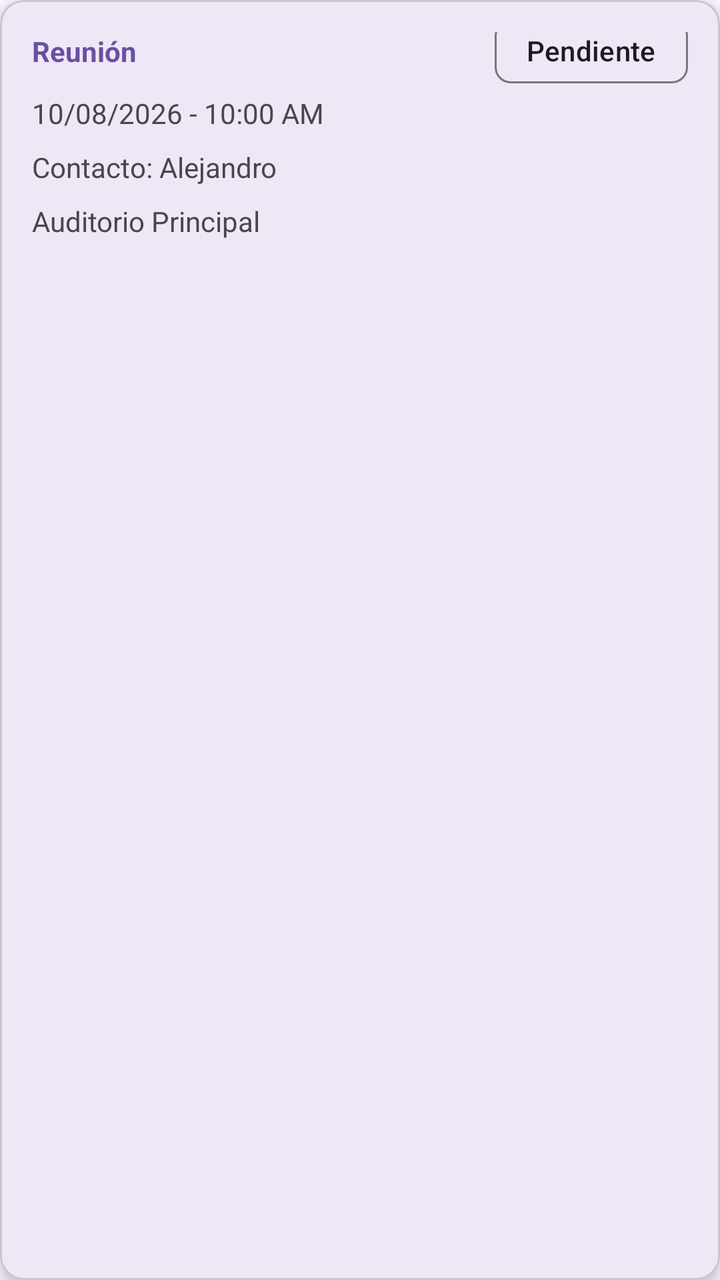
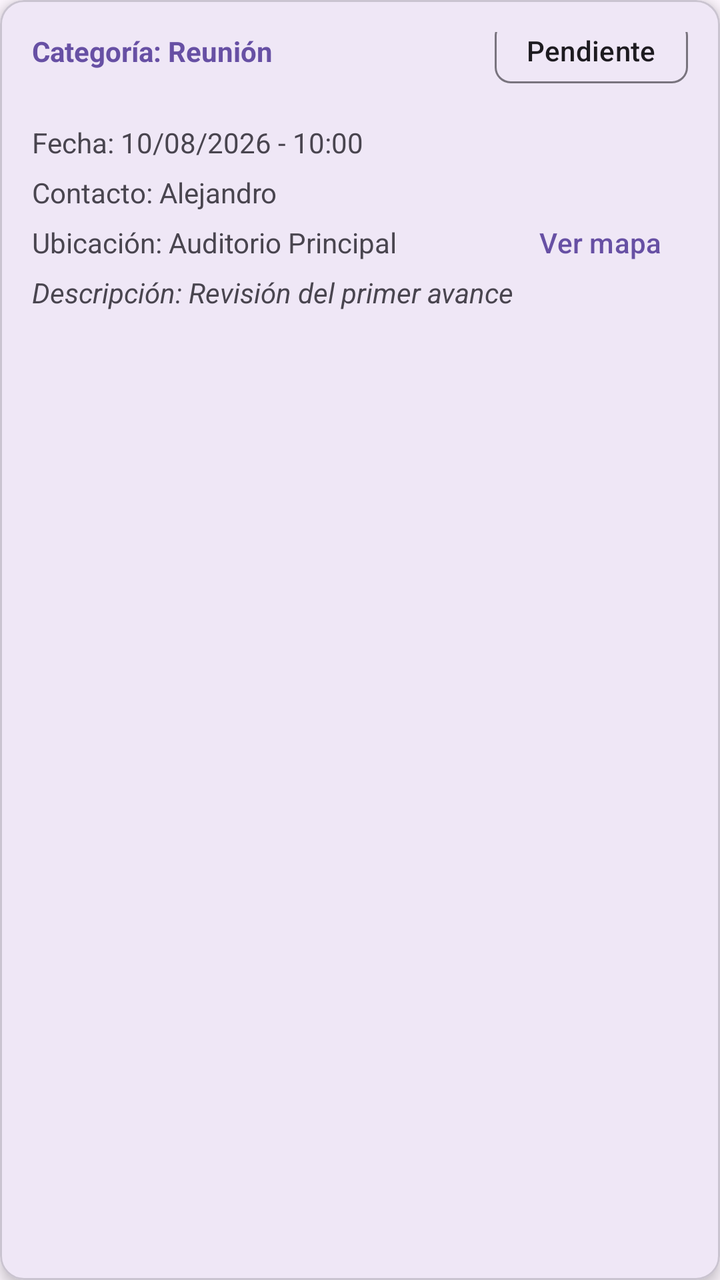

Two renders of the same Android screen: before a commit and after it. Below are the layout's source before the change and the commit's diff.
<!-- AndroidManifest.xml: application theme Theme.Proyecto -->
<!-- res/layout/item_evento.xml -->
<?xml version="1.0" encoding="utf-8"?>
<com.google.android.material.card.MaterialCardView
    xmlns:android="http://schemas.android.com/apk/res/android"
    xmlns:app="http://schemas.android.com/apk/res-auto"
    android:layout_width="match_parent"
    android:layout_height="wrap_content"
    android:layout_margin="8dp"
    app:cardCornerRadius="12dp"
    app:cardElevation="4dp">

    <androidx.constraintlayout.widget.ConstraintLayout
        android:layout_width="match_parent"
        android:layout_height="wrap_content"
        android:padding="16dp">

        <TextView
            android:id="@+id/tvCategoria"
            android:layout_width="wrap_content"
            android:layout_height="wrap_content"
            android:text="Reunión"
            android:textStyle="bold"
            android:textColor="?attr/colorPrimary"
            app:layout_constraintTop_toTopOf="parent"
            app:layout_constraintStart_toStartOf="parent"/>

        <com.google.android.material.chip.Chip
            android:id="@+id/chipEstatus"
            android:layout_width="wrap_content"
            android:layout_height="wrap_content"
            android:text="Pendiente"
            app:layout_constraintTop_toTopOf="parent"
            app:layout_constraintEnd_toEndOf="parent"
            app:layout_constraintBottom_toBottomOf="@id/tvCategoria"/>

        <TextView
            android:id="@+id/tvFechaHora"
            android:layout_width="0dp"
            android:layout_height="wrap_content"
            android:layout_marginTop="12dp"
            android:text="10/08/2026 - 10:00 AM"
            app:layout_constraintTop_toBottomOf="@id/tvCategoria"
            app:layout_constraintStart_toStartOf="parent"/>

        <TextView
            android:id="@+id/tvContacto"
            android:layout_width="0dp"
            android:layout_height="wrap_content"
            android:layout_marginTop="8dp"
            android:text="Contacto: Alejandro"
            app:layout_constraintTop_toBottomOf="@id/tvFechaHora"
            app:layout_constraintStart_toStartOf="parent"/>

        <TextView
            android:id="@+id/tvUbicacion"
            android:layout_width="0dp"
            android:layout_height="wrap_content"
            android:layout_marginTop="8dp"
            android:text="Auditorio Principal"
            app:layout_constraintTop_toBottomOf="@id/tvContacto"
            app:layout_constraintStart_toStartOf="parent"/>

    </androidx.constraintlayout.widget.ConstraintLayout>
</com.google.android.material.card.MaterialCardView>
<!-- resources referenced by this layout -->
<resources>
  <style name="Theme.Proyecto" parent="Base.Theme.Proyecto" />
  <style name="Base.Theme.Proyecto" parent="Theme.Material3.DayNight.NoActionBar">
          
          
      </style>
</resources>

<!-- the commit's change to res/layout/item_evento.xml (unified diff, before → after) -->
@@ -4,7 +4,10 @@
     xmlns:app="http://schemas.android.com/apk/res-auto"
     android:layout_width="match_parent"
     android:layout_height="wrap_content"
-    android:layout_margin="8dp"
+    android:layout_marginHorizontal="4dp"
+    android:layout_marginVertical="6dp"
+    android:clickable="true"
+    android:focusable="true"
     app:cardCornerRadius="12dp"
     app:cardElevation="4dp">
 
@@ -15,49 +18,79 @@
 
         <TextView
             android:id="@+id/tvCategoria"
-            android:layout_width="wrap_content"
+            android:layout_width="0dp"
             android:layout_height="wrap_content"
-            android:text="Reunión"
+            android:text="Categoría: Reunión"
+            android:textColor="?attr/colorPrimary"
             android:textStyle="bold"
-            android:textColor="?attr/colorPrimary"
-            app:layout_constraintTop_toTopOf="parent"
-            app:layout_constraintStart_toStartOf="parent"/>
+            app:layout_constraintEnd_toStartOf="@id/chipEstatus"
+            app:layout_constraintStart_toStartOf="parent"
+            app:layout_constraintTop_toTopOf="parent" />
 
         <com.google.android.material.chip.Chip
             android:id="@+id/chipEstatus"
             android:layout_width="wrap_content"
             android:layout_height="wrap_content"
+            android:clickable="false"
+            android:focusable="false"
             android:text="Pendiente"
-            app:layout_constraintTop_toTopOf="parent"
+            app:layout_constraintBottom_toBottomOf="@id/tvCategoria"
             app:layout_constraintEnd_toEndOf="parent"
-            app:layout_constraintBottom_toBottomOf="@id/tvCategoria"/>
+            app:layout_constraintTop_toTopOf="@id/tvCategoria" />
 
         <TextView
             android:id="@+id/tvFechaHora"
             android:layout_width="0dp"
             android:layout_height="wrap_content"
             android:layout_marginTop="12dp"
-            android:text="10/08/2026 - 10:00 AM"
-            app:layout_constraintTop_toBottomOf="@id/tvCategoria"
-            app:layout_constraintStart_toStartOf="parent"/>
+            android:text="Fecha: 10/08/2026 - 10:00"
+            app:layout_constraintEnd_toEndOf="parent"
+            app:layout_constraintStart_toStartOf="parent"
+            app:layout_constraintTop_toBottomOf="@id/chipEstatus" />
 
         <TextView
             android:id="@+id/tvContacto"
             android:layout_width="0dp"
             android:layout_height="wrap_content"
-            android:layout_marginTop="8dp"
+            android:layout_marginTop="6dp"
             android:text="Contacto: Alejandro"
-            app:layout_constraintTop_toBottomOf="@id/tvFechaHora"
-            app:layout_constraintStart_toStartOf="parent"/>
+            app:layout_constraintEnd_toEndOf="parent"
+            app:layout_constraintStart_toStartOf="parent"
+            app:layout_constraintTop_toBottomOf="@id/tvFechaHora" />
 
         <TextView
             android:id="@+id/tvUbicacion"
             android:layout_width="0dp"
             android:layout_height="wrap_content"
-            android:layout_marginTop="8dp"
-            android:text="Auditorio Principal"
-            app:layout_constraintTop_toBottomOf="@id/tvContacto"
-            app:layout_constraintStart_toStartOf="parent"/>
+            android:layout_marginTop="6dp"
+            android:text="Ubicación: Auditorio Principal"
+            app:layout_constraintEnd_toStartOf="@id/btnUbicacion"
+            app:layout_constraintStart_toStartOf="parent"
+            app:layout_constraintTop_toBottomOf="@id/tvContacto" />
+
+        <com.google.android.material.button.MaterialButton
+            android:id="@+id/btnUbicacion"
+            style="@style/Widget.Material3.Button.TextButton"
+            android:layout_width="wrap_content"
+            android:layout_height="wrap_content"
+            android:insetTop="0dp"
+            android:insetBottom="0dp"
+            android:minHeight="0dp"
+            android:text="Ver mapa"
+            app:layout_constraintBottom_toBottomOf="@id/tvUbicacion"
+            app:layout_constraintEnd_toEndOf="parent"
+            app:layout_constraintTop_toTopOf="@id/tvUbicacion" />
+
+        <TextView
+            android:id="@+id/tvDescripcion"
+            android:layout_width="0dp"
+            android:layout_height="wrap_content"
+            android:layout_marginTop="6dp"
+            android:text="Descripción: Revisión del primer avance"
+            android:textStyle="italic"
+            app:layout_constraintEnd_toEndOf="parent"
+            app:layout_constraintStart_toStartOf="parent"
+            app:layout_constraintTop_toBottomOf="@id/tvUbicacion" />
 
     </androidx.constraintlayout.widget.ConstraintLayout>
 </com.google.android.material.card.MaterialCardView>
